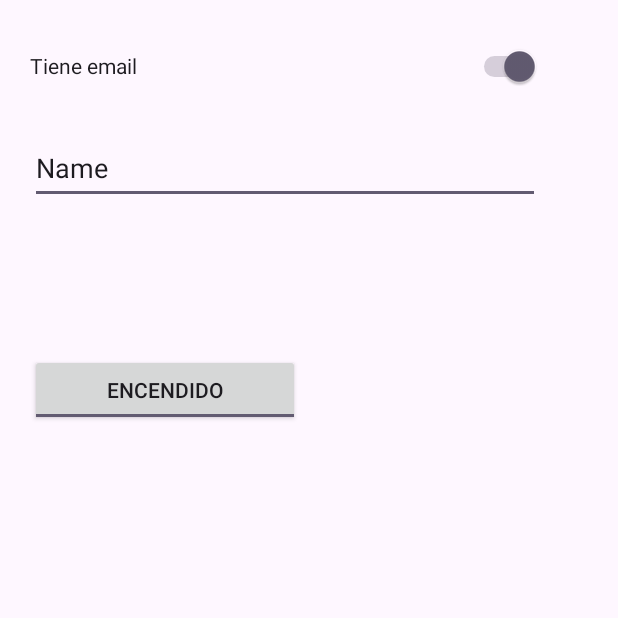
After one commit to geanina19/HelloWorld, an Android app: the PruebaBotonesActivity screen opened directly, with no data from a screen before it, on a phone screen of 412 x 824 dp, the top half of it. The commit adds this screen. Run offline under Robolectric (Android 15) with nearby library versions, the phone set to English and light mode, and no system bars.

Commit message:
Prueba de botones

```diff
--- a/app/src/main/AndroidManifest.xml
+++ b/app/src/main/AndroidManifest.xml
@@ -13,8 +13,11 @@
         android:theme="@style/Theme.HelloWorld"
         tools:targetApi="31">
         <activity
+            android:name=".PruebaBotonesActivity"
+            android:exported="true" />
+        <activity
             android:name=".CalculadoraTableActivity"
-            android:exported="false" />
+            android:exported="true" />
         <activity
             android:name=".MainActivity"
             android:exported="true">
--- a/app/src/main/java/com/example/helloworld/CalculadoraTableActivity.kt
+++ b/app/src/main/java/com/example/helloworld/CalculadoraTableActivity.kt
@@ -2,13 +2,17 @@ package com.example.helloworld
 
 import androidx.appcompat.app.AppCompatActivity
 import android.os.Bundle
+import com.example.helloworld.databinding.ActivityCalculadoraTableBinding
 
 class CalculadoraTableActivity : AppCompatActivity() {
 
-    private lateinit var
+    private lateinit var binding:ActivityCalculadoraTableBinding
 
     override fun onCreate(savedInstanceState: Bundle?) {
         super.onCreate(savedInstanceState)
-        setContentView(R.layout.activity_calculadora_table)
+        binding = ActivityCalculadoraTableBinding.inflate(layoutInflater)
+        setContentView(binding.root)
+
+
     }
 }
--- /dev/null
+++ b/app/src/main/java/com/example/helloworld/PruebaBotonesActivity.kt
@@ -0,0 +1,19 @@
+package com.example.helloworld
+
+import androidx.appcompat.app.AppCompatActivity
+import android.os.Bundle
+import com.example.helloworld.databinding.ActivityPruebaBotonesBinding
+
+class PruebaBotonesActivity : AppCompatActivity() {
+
+    private lateinit var binding: ActivityPruebaBotonesBinding
+    override fun onCreate(savedInstanceState: Bundle?) {
+        super.onCreate(savedInstanceState)
+        binding = ActivityPruebaBotonesBinding.inflate(layoutInflater)
+        setContentView(binding.root)
+
+        binding.emailSwitch.setOnClickListener {
+            binding.editTextEmail.isEnabled = binding.emailSwitch.isChecked
+        }
+    }
+}
--- a/app/src/main/res/layout/activity_calculadora_table.xml
+++ b/app/src/main/res/layout/activity_calculadora_table.xml
@@ -4,6 +4,4 @@
     xmlns:tools="http://schemas.android.com/tools"
     android:layout_width="match_parent"
     android:layout_height="match_parent"
-    tools:context=".CalculadoraTableActivity">
-
-</androidx.constraintlayout.widget.ConstraintLayout>
+    tools:context=".CalculadoraTableActivity"/>
--- /dev/null
+++ b/app/src/main/res/layout/activity_prueba_botones.xml
@@ -0,0 +1,48 @@
+<?xml version="1.0" encoding="utf-8"?>
+<androidx.constraintlayout.widget.ConstraintLayout xmlns:android="http://schemas.android.com/apk/res/android"
+    xmlns:app="http://schemas.android.com/apk/res-auto"
+    xmlns:tools="http://schemas.android.com/tools"
+    android:layout_width="match_parent"
+    android:layout_height="match_parent"
+    tools:context=".PruebaBotonesActivity">
+
+    <Switch
+        android:id="@+id/emailSwitch"
+        android:layout_width="340dp"
+        android:layout_height="48dp"
+        android:layout_marginStart="20dp"
+        android:layout_marginTop="20dp"
+        android:checked="true"
+        android:text="Tiene email"
+        app:layout_constraintStart_toStartOf="parent"
+        app:layout_constraintTop_toTopOf="parent"
+        tools:ignore="MissingConstraints" />
+
+    <ToggleButton
+        android:id="@+id/toggleButton2"
+        android:layout_width="180dp"
+        android:layout_height="48dp"
+        android:layout_marginTop="100dp"
+        android:checked="true"
+        android:text="ToggleButton"
+        android:textOff="Apagado"
+        android:textOn="Encendido"
+        app:layout_constraintStart_toStartOf="@+id/editTextEmail"
+        app:layout_constraintTop_toBottomOf="@+id/editTextEmail"
+        tools:ignore="MissingConstraints" />
+
+    <EditText
+        android:id="@+id/editTextEmail"
+        android:layout_width="0dp"
+        android:layout_height="wrap_content"
+        android:layout_marginTop="20dp"
+        android:ems="10"
+        android:enabled="true"
+        android:inputType="text"
+        android:minHeight="48dp"
+        android:text="Name"
+        app:layout_constraintEnd_toEndOf="@+id/emailSwitch"
+        app:layout_constraintStart_toStartOf="@+id/emailSwitch"
+        app:layout_constraintTop_toBottomOf="@+id/emailSwitch" />
+
+</androidx.constraintlayout.widget.ConstraintLayout>
```
